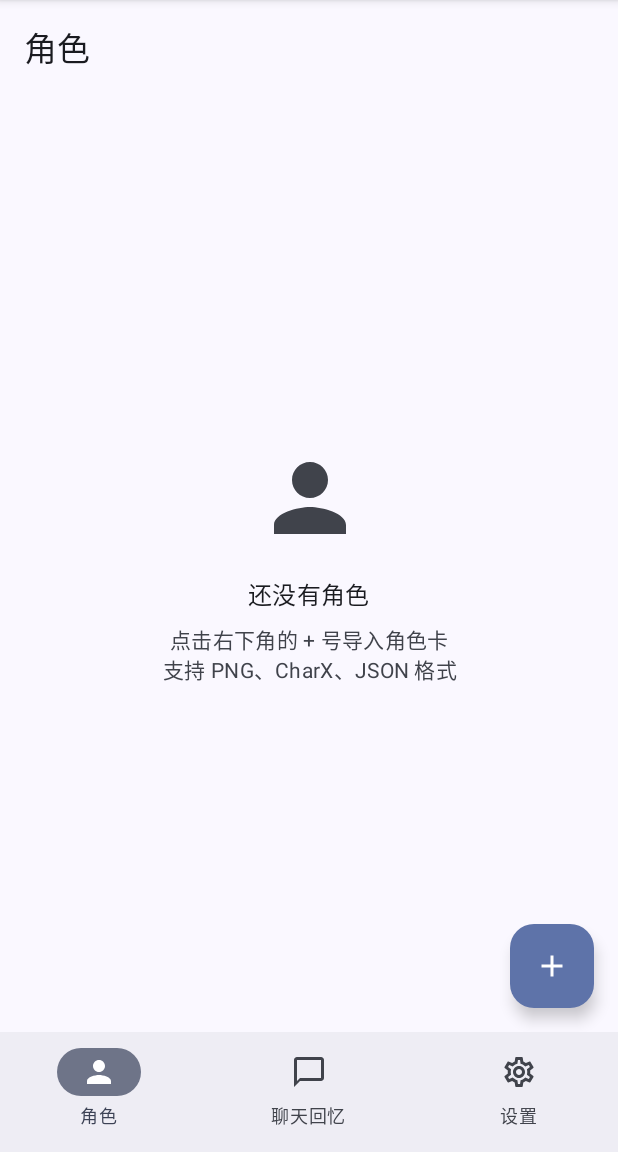
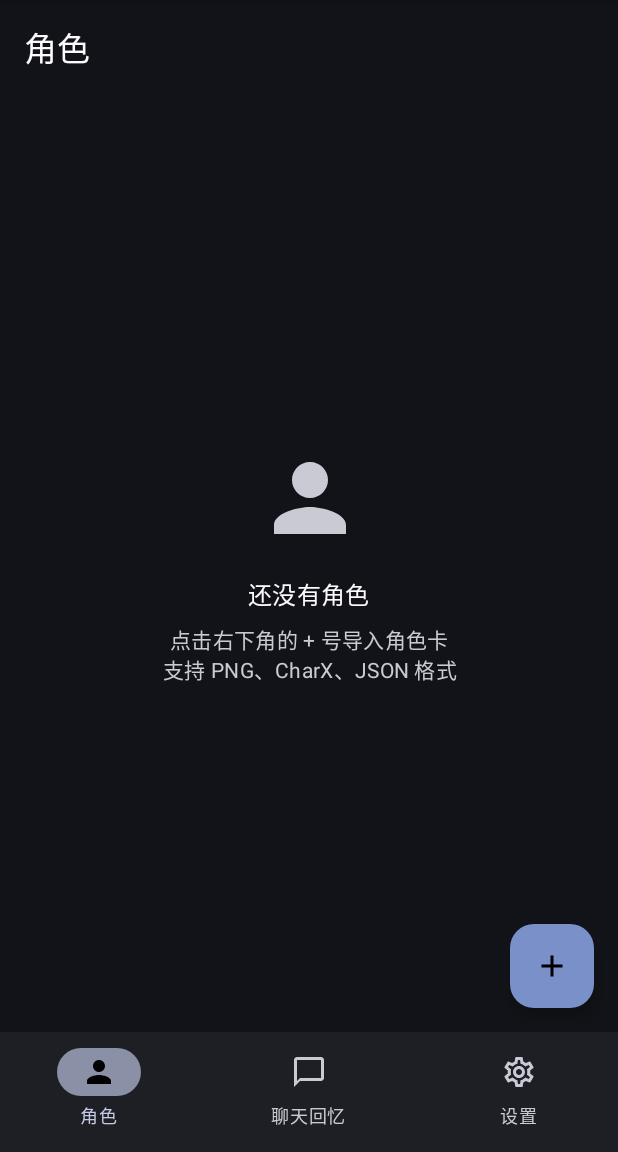
Before and after one commit to beichenxingI/Aurora, an Android app built with Jetpack Compose: the screen it shows after launch (MainActivity), on a phone screen of 412 x 824 dp, the part 84-1236 px from its top. Run offline under Robolectric (Android 15) with nearby library versions, the phone set to English and light mode, and no system bars; our stand-ins replace Dagger/Hilt's generated code, Room's generated code, Timber; pictures from the network do not load.

Commit message:
fix: transparent status bar + remove Aurora title bar
- themes.xml: parent changed to Theme.Material3.DayNight.NoActionBar
  with transparent status/nav bar settings
- MainActivity: enableEdgeToEdge with SystemBarStyle.dark transparent
- AuroraTheme: fixed dark color scheme, removes dynamic light mode
  status bar icons set to light (white) for dark background
- Removes the black 'Aurora' title bar that was appearing above content

```diff
--- a/app/build.gradle.kts
+++ b/app/build.gradle.kts
@@ -108,4 +108,7 @@ dependencies {
 
     // File picker support
     implementation(libs.androidx.documentfile)
+
+    // Material Components XML themes
+    implementation(libs.material)
 }
--- a/app/src/main/java/com/beichenxing/aurora/MainActivity.kt
+++ b/app/src/main/java/com/beichenxing/aurora/MainActivity.kt
@@ -1,7 +1,9 @@
 package com.beichenxing.aurora
 
+import android.graphics.Color
 import android.os.Bundle
 import androidx.activity.ComponentActivity
+import androidx.activity.SystemBarStyle
 import androidx.activity.compose.setContent
 import androidx.activity.enableEdgeToEdge
 import androidx.core.view.WindowCompat
@@ -15,10 +17,13 @@ class MainActivity : ComponentActivity() {
     override fun onCreate(savedInstanceState: Bundle?) {
         super.onCreate(savedInstanceState)
 
-        // Enable edge-to-edge: content draws behind status bar and nav bar
-        enableEdgeToEdge()
+        // Transparent status bar and navigation bar
+        enableEdgeToEdge(
+            statusBarStyle = SystemBarStyle.dark(Color.TRANSPARENT),
+            navigationBarStyle = SystemBarStyle.dark(Color.TRANSPARENT)
+        )
 
-        // Let the app draw behind system bars
+        // Let content draw behind system bars
         WindowCompat.setDecorFitsSystemWindows(window, false)
 
         setContent {
--- a/app/src/main/java/com/beichenxing/aurora/presentation/common/theme/Theme.kt
+++ b/app/src/main/java/com/beichenxing/aurora/presentation/common/theme/Theme.kt
@@ -2,52 +2,57 @@ package com.beichenxing.aurora.presentation.common.theme
 
 import android.app.Activity
 import android.os.Build
-import androidx.compose.foundation.isSystemInDarkTheme
 import androidx.compose.material3.MaterialTheme
 import androidx.compose.material3.darkColorScheme
 import androidx.compose.material3.dynamicDarkColorScheme
-import androidx.compose.material3.dynamicLightColorScheme
-import androidx.compose.material3.lightColorScheme
 import androidx.compose.runtime.Composable
+import androidx.compose.runtime.SideEffect
+import androidx.compose.ui.graphics.Color
+import androidx.compose.ui.graphics.toArgb
 import androidx.compose.ui.platform.LocalContext
+import androidx.compose.ui.platform.LocalView
+import androidx.core.view.WindowCompat
 
-private val DarkColorScheme = darkColorScheme(
-    primary = Purple80,
-    secondary = PurpleGrey80,
-    tertiary = Pink80
-)
-
-private val LightColorScheme = lightColorScheme(
-    primary = Purple40,
-    secondary = PurpleGrey40,
-    tertiary = Pink40
-
-    /* Other default colors to override
-    background = Color(0xFFFFFBFE),
-    surface = Color(0xFFFFFBFE),
-    onPrimary = Color.White,
-    onSecondary = Color.White,
-    onTertiary = Color.White,
-    onBackground = Color(0xFF1C1B1F),
-    onSurface = Color(0xFF1C1B1F),
-    */
+// Aurora uses a fixed dark color scheme
+private val AuroraDarkColorScheme = darkColorScheme(
+    primary = Color(0xFFFF8C69),           // accent orange
+    onPrimary = Color(0xFF1A1A1A),
+    primaryContainer = Color(0xFF3A2A20),
+    onPrimaryContainer = Color(0xFFFFB89A),
+    secondary = Color(0xFFA0A0A0),
+    onSecondary = Color(0xFF1A1A1A),
+    background = Color(0xFF1A1A1A),
+    onBackground = Color(0xFFF0F0F0),
+    surface = Color(0xFF242424),
+    onSurface = Color(0xFFF0F0F0),
+    surfaceVariant = Color(0xFF2E2E2E),
+    onSurfaceVariant = Color(0xFFA0A0A0),
+    outline = Color(0xFF3A3A3A),
+    scrim = Color(0xFF000000)
 )
 
 @Composable
 fun AuroraTheme(
-    darkTheme: Boolean = isSystemInDarkTheme(),
-    // Dynamic color is available on Android 12+
-    dynamicColor: Boolean = true,
     content: @Composable () -> Unit
 ) {
-    val colorScheme = when {
-        dynamicColor && Build.VERSION.SDK_INT >= Build.VERSION_CODES.S -> {
-            val context = LocalContext.current
-            if (darkTheme) dynamicDarkColorScheme(context) else dynamicLightColorScheme(context)
+    // Always dark for now; theme switcher can be added later
+    val colorScheme = if (Build.VERSION.SDK_INT >= Build.VERSION_CODES.S) {
+        // Use dynamic dark colors on Android 12+ for Material You
+        dynamicDarkColorScheme(LocalContext.current)
+    } else {
+        AuroraDarkColorScheme
+    }
+
+    val view = LocalView.current
+    if (!view.isInEditMode) {
+        SideEffect {
+            val window = (view.context as Activity).window
+            // Status bar icons: white (light icons on dark background)
+            WindowCompat.getInsetsController(window, view).apply {
+                isAppearanceLightStatusBars = false
+                isAppearanceLightNavigationBars = false
+            }
         }
-
-        darkTheme -> DarkColorScheme
-        else -> LightColorScheme
     }
 
     MaterialTheme(
--- a/app/src/main/res/values/themes.xml
+++ b/app/src/main/res/values/themes.xml
@@ -1,6 +1,14 @@
 <?xml version="1.0" encoding="utf-8"?>
 <resources>
-    <style name="Theme.Aurora" parent="android:Theme.Material.Light.NoActionBar" />
+    <!-- Base theme: Material3, no action bar, transparent status bar -->
+    <style name="Theme.Aurora" parent="Theme.Material3.DayNight.NoActionBar">
+        <item name="android:statusBarColor">@android:color/transparent</item>
+        <item name="android:navigationBarColor">@android:color/transparent</item>
+        <item name="android:windowTranslucentStatus">false</item>
+        <item name="android:windowTranslucentNavigation">false</item>
+        <item name="android:windowDrawsSystemBarBackgrounds">true</item>
+    </style>
+
     <style name="Theme.Aurora.SplashScreen" parent="Theme.SplashScreen">
         <item name="windowSplashScreenBackground">#000000</item>
         <item name="postSplashScreenTheme">@style/Theme.Aurora</item>
--- a/gradle/libs.versions.toml
+++ b/gradle/libs.versions.toml
@@ -19,6 +19,7 @@ splashscreen = "1.0.1"
 coroutines = "1.9.0"
 timber = "5.0.1"
 documentfile = "1.0.1"
+material = "1.12.0"
 
 [libraries]
 androidx-core-ktx = { group = "androidx.core", name = "core-ktx", version.ref = "coreKtx" }
@@ -50,6 +51,7 @@ androidx-splashscreen = { group = "androidx.core", name = "core-splashscreen", v
 kotlinx-coroutines-android = { group = "org.jetbrains.kotlinx", name = "kotlinx-coroutines-android", version.ref = "coroutines" }
 timber = { group = "com.jakewharton.timber", name = "timber", version.ref = "timber" }
 androidx-documentfile = { group = "androidx.documentfile", name = "documentfile", version.ref = "documentfile" }
+material = { group = "com.google.android.material", name = "material", version.ref = "material" }
 
 [plugins]
 android-application = { id = "com.android.application", version.ref = "agp" }
```
